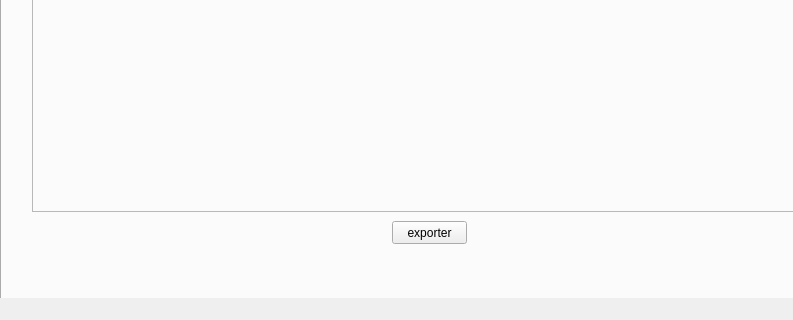
This is mainwindow.ui in azizjazzar/Projet as Qt 5 draws it before an edit; both pictures show x 0 to 793 and y 265 to 585 of the 987 by 585 pixel window. The edited form follows.
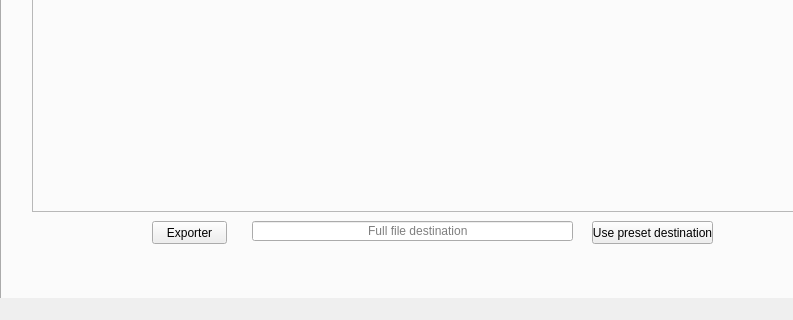
This is the edited form.

Diff of the .ui file:
```diff
--- a/mainwindow.ui
+++ b/mainwindow.ui
@@ -691,14 +691,14 @@
      <widget class="QPushButton" name="pushButton_2">
       <property name="geometry">
        <rect>
-        <x>390</x>
+        <x>150</x>
         <y>460</y>
         <width>75</width>
         <height>23</height>
        </rect>
       </property>
       <property name="text">
-       <string>exporter</string>
+       <string>Exporter</string>
       </property>
      </widget>
      <widget class="QFrame" name="frame">
@@ -717,6 +717,35 @@
        <enum>QFrame::Raised</enum>
       </property>
      </widget>
+     <widget class="QLineEdit" name="lineEdit">
+      <property name="geometry">
+       <rect>
+        <x>250</x>
+        <y>460</y>
+        <width>321</width>
+        <height>20</height>
+       </rect>
+      </property>
+      <property name="text">
+       <string/>
+      </property>
+      <property name="placeholderText">
+       <string>                                  Full file destination</string>
+      </property>
+     </widget>
+     <widget class="QPushButton" name="pushButton">
+      <property name="geometry">
+       <rect>
+        <x>590</x>
+        <y>460</y>
+        <width>121</width>
+        <height>23</height>
+       </rect>
+      </property>
+      <property name="text">
+       <string>Use preset destination</string>
+      </property>
+     </widget>
     </widget>
    </widget>
   </widget>
```
